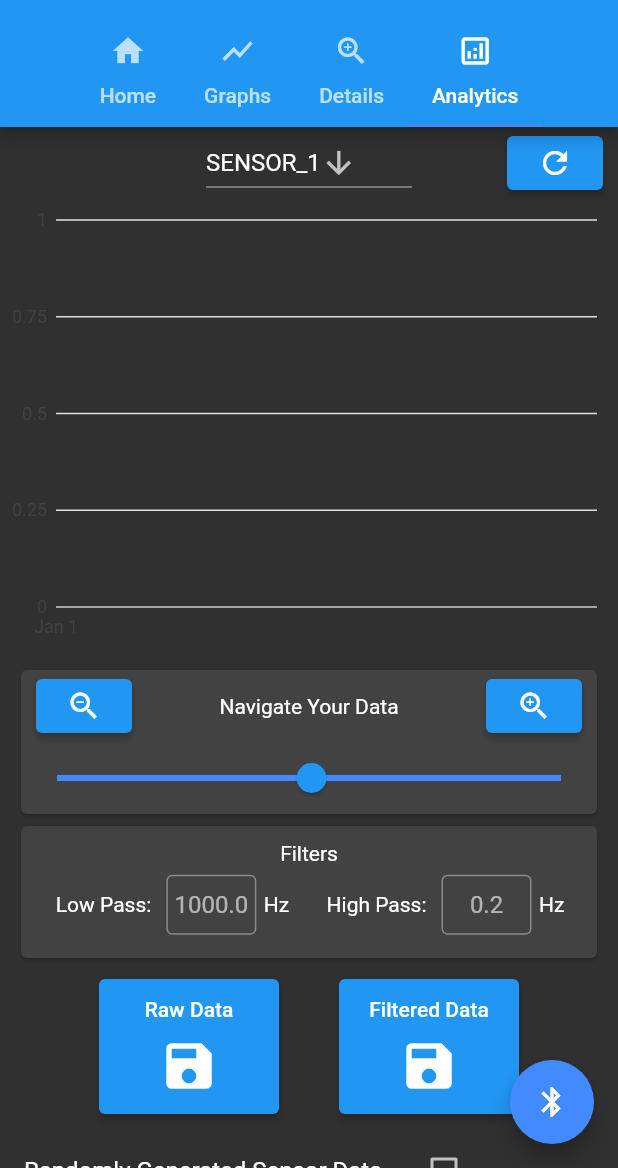
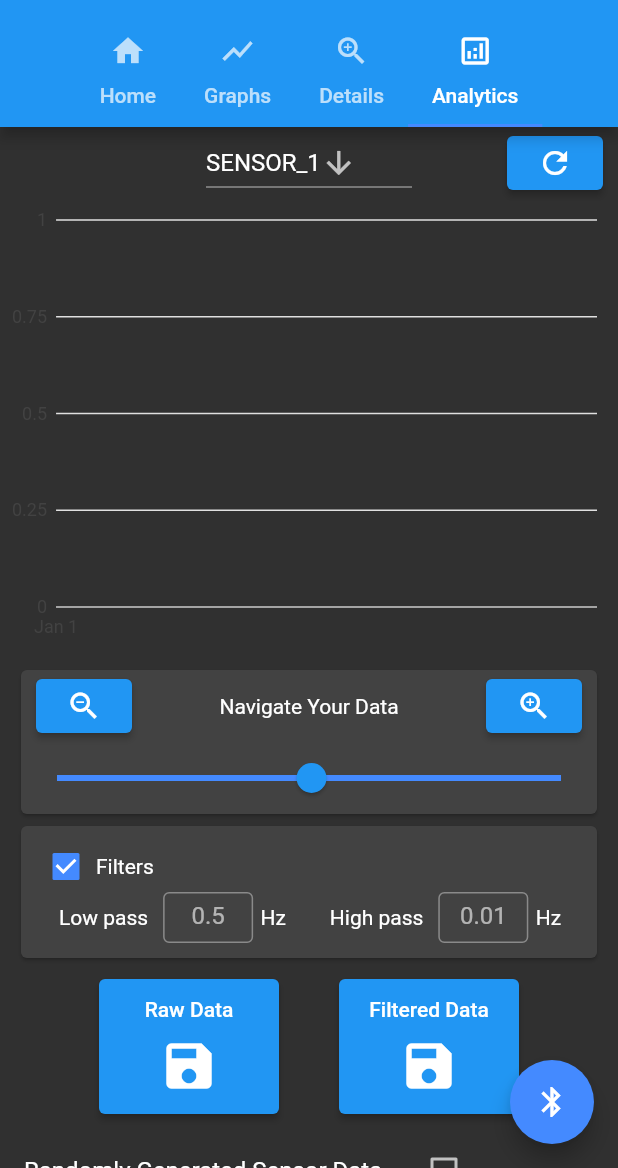
Before and after one commit to pseudoincorrect/Smart_mask, a Flutter app: the screen it shows after launch, on a phone screen of 412 x 824 dp, the part 68-1236 px from its top. Run offline on Flutter 3.47's test engine with Material 2 defaults, Android fonts, the phone set to English and light mode, and no system bars; our stand-ins replace charts_flutter, flutter_blue, rxdart, sqflite; missing offline and left inert: iirjdart; accounts and stored records are empty; statements that could not run were skipped.

Commit message:
added filtering

```diff
--- a/Mobile_app/smart_mask/lib/src/logic/blocs/analytics/analytics_bloc.dart
+++ b/Mobile_app/smart_mask/lib/src/logic/blocs/analytics/analytics_bloc.dart
@@ -5,6 +5,9 @@
 
 import 'dart:async';
 import 'dart:math';
+
+// ignore: import_of_legacy_library_into_null_safe
+import 'package:iirjdart/butterworth.dart';
 
 // ignore: import_of_legacy_library_into_null_safe
 import 'package:rxdart/rxdart.dart';
@@ -19,15 +22,16 @@ class AnalyticsBloc {
   Sensor _selectedSensor = Sensor.sensor_1;
   late AnalyticsState _analyticsState;
 
-  late BehaviorSubject<bool> _analyticsRefresh;
   late BehaviorSubject<List<SensorData>> _sensorDataSubject;
+  late bool _transform;
 
   AnalyticsBloc() {
     _sensorDataSubject = BehaviorSubject<List<SensorData>>();
-    _analyticsRefresh = BehaviorSubject<bool>();
-    _analyticsRefresh.stream.listen((event) => processAnalytics());
     setSelectedSensor(_selectedSensor);
+    _transform = false;
     _analyticsState = AnalyticsState();
+    _analyticsState.lowPassFilter = 0.5;
+    _analyticsState.highPassFilter = 0.01;
   }
 
   Future<TimeInterval> getAvailableInterval() async {
@@ -43,15 +47,49 @@ class AnalyticsBloc {
   List<SensorData> getDataWindow() {
     final leftMs = _analyticsState._timeWindow.start;
     final rightMs = _analyticsState._timeWindow.end;
-    final winList = _analyticsState.dataRaw
-        .where((d) => d.timeStamp >= leftMs && d.timeStamp <= rightMs)
-        .toList();
+    List<SensorData> winList = [];
+    if (_transform) {
+      winList = _analyticsState.dataProcessed
+          .where((d) => d.timeStamp >= leftMs && d.timeStamp <= rightMs)
+          .toList();
+    } else {
+      winList = _analyticsState.dataRaw
+          .where((d) => d.timeStamp >= leftMs && d.timeStamp <= rightMs)
+          .toList();
+    }
     return winList;
   }
 
-  processAnalytics() async {
+  refreshAnalytics() async {
     calculateTimeWindow();
     _sensorDataSubject.sink.add(getDataWindow());
+  }
+
+  processTransformAndRefreshAnalytics() async {
+    calculateTransform();
+    refreshAnalytics();
+  }
+
+  calculateTransform() async {
+    Butterworth butterworth = Butterworth();
+    int order = 2;
+    double sampleRate = 1 / (200 / 1000);
+    double leftFreq = _analyticsState.highPassFilter;
+    double rightFreq = _analyticsState.lowPassFilter;
+    double centerFreq = (rightFreq - leftFreq) / 2;
+    double widthFreq = rightFreq - leftFreq;
+
+    butterworth.bandPass(order, sampleRate, centerFreq, widthFreq);
+    double val;
+    SensorData sensorData;
+    _analyticsState.dataProcessed.clear();
+
+    for (var s in _analyticsState.dataRaw) {
+      val = butterworth.filter(s.value.toDouble());
+      sensorData = SensorData.fromSensorAndValue(
+          _selectedSensor, val.toInt(), s.timeStamp);
+      _analyticsState.dataProcessed.add(sensorData);
+    }
   }
 
   Future<List<SensorData>> getSensorData(TimeInterval interval) async {
@@ -88,7 +126,7 @@ class AnalyticsBloc {
   void changeSensor() async {
     final ti = await getAvailableInterval();
     _analyticsState.dataRaw = await getSensorData(ti);
-    triggerAnalyticsRefresh();
+    processTransformAndRefreshAnalytics();
   }
 
   void refreshSensorData() async {
@@ -96,7 +134,10 @@ class AnalyticsBloc {
     _analyticsState.dataRaw = await getSensorData(ti);
     _analyticsState.workTimeInterval = ti;
     _analyticsState.resetWorkInterval();
-    triggerAnalyticsRefresh();
+    if (_transform)
+      processTransformAndRefreshAnalytics();
+    else
+      refreshAnalytics();
   }
 
   get selectedSensor => _selectedSensor;
@@ -106,37 +147,42 @@ class AnalyticsBloc {
     changeSensor();
   }
 
-  Stream<bool> getAnalyticsRefreshStream() {
-    return _analyticsRefresh.stream;
+  toggleTransform() {
+    _transform = !_transform;
+    processTransformAndRefreshAnalytics();
   }
 
-  triggerAnalyticsRefresh() {
-    _analyticsRefresh.add(true);
+  bool isTransformEnabled() {
+    return _transform;
   }
+
+  double get lowPassFilter => _analyticsState.lowPassFilter;
 
   setLowPassFilter(double value) {
     _analyticsState.lowPassFilter = value;
-    triggerAnalyticsRefresh();
+    processTransformAndRefreshAnalytics();
   }
+
+  double get highPassFilter => _analyticsState.highPassFilter;
 
   setHighPassFilter(double value) {
     _analyticsState.highPassFilter = value;
-    triggerAnalyticsRefresh();
+    processTransformAndRefreshAnalytics();
   }
 
   setTimefromInt(int value) async {
     _analyticsState.timePosInTicks = value;
-    triggerAnalyticsRefresh();
+    refreshAnalytics();
   }
 
   increaseZoomLevel() async {
     _analyticsState.zoomLevel += 1;
-    triggerAnalyticsRefresh();
+    refreshAnalytics();
   }
 
   decreaseZoomLevel() {
     _analyticsState.zoomLevel -= 1;
-    triggerAnalyticsRefresh();
+    refreshAnalytics();
   }
 
   saveProcessedData() {
@@ -149,7 +195,6 @@ class AnalyticsBloc {
 
   dispose() {
     _sensorDataSubject.close();
-    _analyticsRefresh.close();
   }
 }
 
--- a/Mobile_app/smart_mask/lib/src/logic/blocs/bluetooth/bluetooth_bloc.dart
+++ b/Mobile_app/smart_mask/lib/src/logic/blocs/bluetooth/bluetooth_bloc.dart
@@ -9,6 +9,7 @@ import 'dart:typed_data';
 
 // ignore: import_of_legacy_library_into_null_safe
 import 'package:flutter_blue/flutter_blue.dart';
+
 // ignore: import_of_legacy_library_into_null_safe
 import 'package:rxdart/rxdart.dart';
 import 'package:smart_mask/src/logic/database/models/sensor_model.dart';
@@ -109,8 +110,8 @@ class BluetoothBloc {
     for (var i = 0, j = smsConst.SENSOR_VALS_PER_PACKET;
         i < values.length;
         i += 2, j--) {
-      var buffer = new Uint8List(2).buffer;
-      var bdata = new ByteData.view(buffer);
+      var buffer = Uint8List(2).buffer;
+      var bdata = ByteData.view(buffer);
       bdata.setUint8(1, values[i]);
       bdata.setUint8(0, values[i + 1]);
       int value = bdata.getInt16(0);
--- a/Mobile_app/smart_mask/lib/src/ui/widgets/analytics_widget.dart
+++ b/Mobile_app/smart_mask/lib/src/ui/widgets/analytics_widget.dart
@@ -209,7 +209,10 @@ class FilterSelect extends StatelessWidget {
           height: textInPutHeight * 2.2,
           child: Column(
             children: <Widget>[
-              Expanded(flex: 1, child: Text("Filters")),
+              Expanded(
+                flex: 3,
+                child: TransformEnableAndTitleState(),
+              ),
               Expanded(
                 flex: 3,
                 child: Row(
@@ -217,10 +220,10 @@ class FilterSelect extends StatelessWidget {
                   crossAxisAlignment: CrossAxisAlignment.stretch,
                   children: <Widget>[
                     Expanded(
-                      child: filterCard(bloc, "Low Pass", 1000),
+                      child: FilterCard(textInPutHeight, false),
                     ),
                     Expanded(
-                      child: filterCard(bloc, "High Pass", 0.2),
+                      child: FilterCard(textInPutHeight, true),
                     ),
                   ],
                 ),
@@ -231,19 +234,91 @@ class FilterSelect extends StatelessWidget {
       ),
     );
   }
+}
 
-  Widget filterCard(AnalyticsBloc bloc, String text, double value) {
+class TransformEnableAndTitleState extends StatefulWidget {
+  @override
+  _TransformEnableAndTitleState createState() =>
+      _TransformEnableAndTitleState();
+}
+
+class _TransformEnableAndTitleState
+    extends State<TransformEnableAndTitleState> {
+  AnalyticsBloc? bloc;
+  bool _enable = true;
+
+  @override
+  void initState() {
+    super.initState();
+    () async {
+      await Future.delayed(Duration.zero);
+      bloc = AnalyticsProvider.of(context);
+      setState(() {
+        _enable = bloc!.isTransformEnabled();
+      });
+    }();
+  }
+
+  @override
+  Widget build(BuildContext context) {
+    bloc = AnalyticsProvider.of(context);
+    return Row(
+      children: <Widget>[
+        Container(
+          alignment: Alignment.centerLeft,
+          child: Checkbox(
+            materialTapTargetSize: MaterialTapTargetSize.shrinkWrap,
+            activeColor: Theme.of(context).accentColor,
+            value: _enable,
+            onChanged: (bool? value) {
+              bloc!.toggleTransform();
+              setState(() {
+                _enable = bloc!.isTransformEnabled();
+              });
+            },
+          ),
+        ),
+        Container(alignment: Alignment.center, child: Text("Filters")),
+        Spacer(),
+      ],
+    );
+  }
+}
+
+class FilterCard extends StatelessWidget {
+  final double textInPutHeight;
+  final bool isHighPass;
+
+  FilterCard(this.textInPutHeight, this.isHighPass);
+
+  @override
+  Widget build(BuildContext context) {
+    double value;
+    String label;
+    AnalyticsBloc bloc = AnalyticsProvider.of(context);
+    Function(String val) editFilter;
+
+    if (isHighPass) {
+      value = bloc.highPassFilter;
+      label = "High pass";
+      editFilter = (String val) => bloc.setHighPassFilter(double.parse(val));
+    } else {
+      value = bloc.lowPassFilter;
+      label = "Low pass";
+      editFilter = (String val) => bloc.setLowPassFilter(double.parse(val));
+    }
     return Container(
       child: Row(
         mainAxisAlignment: MainAxisAlignment.center,
         children: [
           SizedBox(width: 10),
-          Text("$text:"),
+          Text(label),
           SizedBox(width: 10),
           Container(
             height: textInPutHeight,
             width: 60,
             child: TextField(
+              onSubmitted: editFilter,
               textAlign: TextAlign.center,
               decoration: InputDecoration(
                 border: OutlineInputBorder(),
@@ -289,7 +364,7 @@ class DownloadButtons extends StatelessWidget {
         height: 90,
         child: ElevatedButton(
           onPressed: onPress,
-          child: new Column(
+          child: Column(
             mainAxisAlignment: MainAxisAlignment.center,
             mainAxisSize: MainAxisSize.min,
             children: <Widget>[
--- a/Mobile_app/smart_mask/lib/src/ui/widgets/graph/line_graph.dart
+++ b/Mobile_app/smart_mask/lib/src/ui/widgets/graph/line_graph.dart
@@ -20,7 +20,7 @@ class LineChart extends StatelessWidget {
 
   @override
   Widget build(BuildContext context) {
-    return new charts.TimeSeriesChart(
+    return charts.TimeSeriesChart(
       seriesList,
       animate: animate,
       dateTimeFactory: const charts.LocalDateTimeFactory(),
@@ -29,7 +29,7 @@ class LineChart extends StatelessWidget {
 
   /// Creates a [TimeSeriesChart] with sample data and no transition.
   factory LineChart.withSampleData(List<TimeSeriesSensor> timeSeries) {
-    return new LineChart(
+    return LineChart(
       _createSampleData(timeSeries),
       animate: false,
     );
@@ -37,7 +37,7 @@ class LineChart extends StatelessWidget {
 
   /// Creates a [TimeSeriesChart] with random data and animated transitions.
   factory LineChart.withRandomData() {
-    return new LineChart(
+    return LineChart(
       _createRandomData(),
       animate: true,
     );
@@ -45,17 +45,17 @@ class LineChart extends StatelessWidget {
 
   /// Create random data.
   static List<charts.Series<TimeSeriesSensor, DateTime>> _createRandomData() {
-    final random = new Random();
+    final random = Random();
 
     final data = [
-      new TimeSeriesSensor(new DateTime(2017, 9, 19), random.nextInt(100)),
-      new TimeSeriesSensor(new DateTime(2017, 9, 26), random.nextInt(100)),
-      new TimeSeriesSensor(new DateTime(2017, 10, 3), random.nextInt(100)),
-      new TimeSeriesSensor(new DateTime(2017, 10, 10), random.nextInt(100)),
+      TimeSeriesSensor(DateTime(2017, 9, 19), random.nextInt(100)),
+      TimeSeriesSensor(DateTime(2017, 9, 26), random.nextInt(100)),
+      TimeSeriesSensor(DateTime(2017, 10, 3), random.nextInt(100)),
+      TimeSeriesSensor(DateTime(2017, 10, 10), random.nextInt(100)),
     ];
 
     return [
-      new charts.Series<TimeSeriesSensor, DateTime>(
+      charts.Series<TimeSeriesSensor, DateTime>(
         id: 'sensorValues',
         domainFn: (TimeSeriesSensor sensor, _) => sensor.time,
         measureFn: (TimeSeriesSensor sensor, _) => sensor.value,
@@ -68,7 +68,7 @@ class LineChart extends StatelessWidget {
   static List<charts.Series<TimeSeriesSensor, DateTime>> _createSampleData(
       List<TimeSeriesSensor> timeSeries) {
     return [
-      new charts.Series<TimeSeriesSensor, DateTime>(
+      charts.Series<TimeSeriesSensor, DateTime>(
         id: 'sensorValues',
         domainFn: (TimeSeriesSensor sensor, _) => sensor.time,
         measureFn: (TimeSeriesSensor sensor, _) => sensor.value,
--- a/Mobile_app/smart_mask/pubspec.yaml
+++ b/Mobile_app/smart_mask/pubspec.yaml
@@ -14,6 +14,7 @@ dependencies:
   sqflite: ^2.0.0+3
   path_provider: ^2.0.1
   cupertino_icons: ^1.0.0
+  iirjdart: ^0.0.1
 
 dev_dependencies:
   flutter_test:
```
Also changed, not shown: Mobile_app/smart_mask/pubspec.lock, 2 other files.
